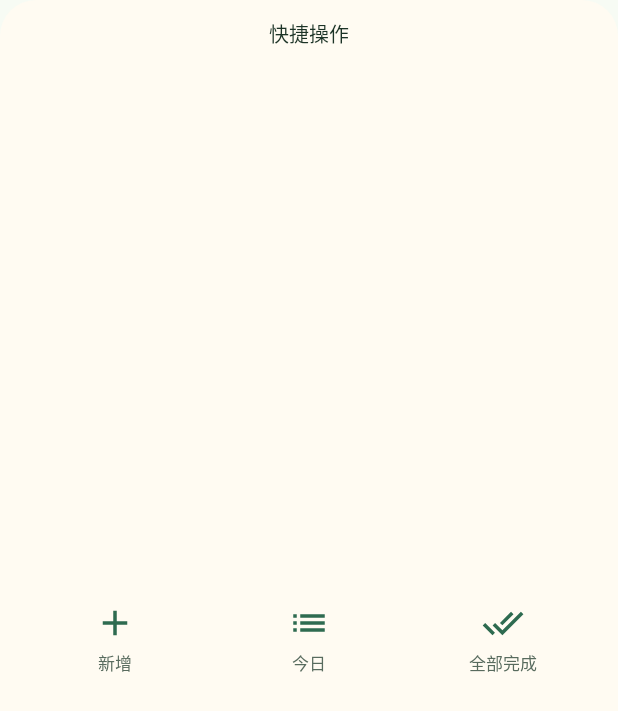
After one commit to dj129-CN/my-application, an Android app: the layout todo_quick_widget.xml on its own in the app's theme, with its tools: preview values and no code run, on a phone screen of 412 x 824 dp. The commit adds this screen. Shown: the top 711 px of the screen. Run offline under Robolectric (Android 15) with nearby library versions, the phone set to English and light mode, and no system bars.

Commit message:
feat: add 2x2 quick-action todo widget
Three buttons: quick-add (deep link to editor), today list (deep link to list), mark-all-complete (broadcast to batch-update DB). Reuses WidgetRefreshManager, ThemePreferences day/night palette, TodoDeepLinks, and bg_widget drawables. Registered in NoteFlowApp and Manifest. Lint clean.

```diff
--- a/app/src/main/java/com/example/noteflow/AppContainer.kt
+++ b/app/src/main/java/com/example/noteflow/AppContainer.kt
@@ -8,6 +8,7 @@ import com.example.noteflow.repository.NoteRepository
 import com.example.noteflow.repository.TodoRepository
 import com.example.noteflow.widget.CompanionBridge
 import com.example.noteflow.widget.NoteWidgetUpdater
+import com.example.noteflow.widget.TodoQuickWidgetUpdater
 import com.example.noteflow.widget.TodoWidgetUpdater
 import com.example.noteflow.widget.WidgetDataChangeReceiver
 
@@ -35,6 +36,7 @@ class AppContainer(context: Context) {
     val todoRepository: TodoRepository by lazy {
         TodoRepository(database.todoDao(), onDataChanged = {
             TodoWidgetUpdater.requestUpdate(appContext)
+            TodoQuickWidgetUpdater.requestUpdate(appContext)
             WidgetDataChangeReceiver.notifyDataChanged(appContext)
         })
     }
--- a/app/src/main/java/com/example/noteflow/NoteFlowApp.kt
+++ b/app/src/main/java/com/example/noteflow/NoteFlowApp.kt
@@ -7,6 +7,8 @@ import com.example.noteflow.data.work.WidgetRefreshScheduler
 import com.example.noteflow.util.ThemePreferences
 import com.example.noteflow.widget.NoteWidgetProvider
 import com.example.noteflow.widget.NoteWidgetUpdater
+import com.example.noteflow.widget.TodoQuickWidgetProvider
+import com.example.noteflow.widget.TodoQuickWidgetUpdater
 import com.example.noteflow.widget.TodoWidgetProvider
 import com.example.noteflow.widget.TodoWidgetUpdater
 import com.example.noteflow.widget.WidgetRefreshManager
@@ -43,6 +45,9 @@ class NoteFlowApp : Application() {
             WidgetRefreshManager.register(TodoWidgetProvider::class.java) { ctx ->
                 TodoWidgetUpdater.updateAll(ctx)
             }
+            WidgetRefreshManager.register(TodoQuickWidgetProvider::class.java) { ctx ->
+                TodoQuickWidgetUpdater.updateAll(ctx)
+            }
 
             // Schedule periodic 30-minute refresh for all registered widgets.
             WidgetRefreshScheduler.schedule(this)
@@ -50,6 +55,7 @@ class NoteFlowApp : Application() {
             // Initial render.
             NoteWidgetUpdater.requestUpdate(this)
             TodoWidgetUpdater.requestUpdate(this)
+            TodoQuickWidgetUpdater.requestUpdate(this)
         }
     }
 
--- /dev/null
+++ b/app/src/main/res/drawable/ic_todo_quick_add.xml
@@ -0,0 +1,9 @@
+<vector xmlns:android="http://schemas.android.com/apk/res/android"
+    android:width="24dp"
+    android:height="24dp"
+    android:viewportWidth="24"
+    android:viewportHeight="24">
+    <path
+        android:fillColor="#2E6B50"
+        android:pathData="M19,13h-6v6h-2v-6H5v-2h6V5h2v6h6v2z" />
+</vector>
--- /dev/null
+++ b/app/src/main/res/drawable/ic_todo_quick_complete.xml
@@ -0,0 +1,9 @@
+<vector xmlns:android="http://schemas.android.com/apk/res/android"
+    android:width="24dp"
+    android:height="24dp"
+    android:viewportWidth="24"
+    android:viewportHeight="24">
+    <path
+        android:fillColor="#2E6B50"
+        android:pathData="M18,7l-1.41,-1.41 -6.34,6.34 1.41,1.41L18,7zM22.24,5.59L11.66,16.17 7.48,12l-1.41,1.41L11.66,19l12,-12 -1.42,-1.41zM0.41,13.41L6,19l1.41,-1.41L1.83,12 0.41,13.41z" />
+</vector>
--- /dev/null
+++ b/app/src/main/res/drawable/ic_todo_quick_list.xml
@@ -0,0 +1,9 @@
+<vector xmlns:android="http://schemas.android.com/apk/res/android"
+    android:width="24dp"
+    android:height="24dp"
+    android:viewportWidth="24"
+    android:viewportHeight="24">
+    <path
+        android:fillColor="#2E6B50"
+        android:pathData="M3,13h2v-2H3v2zM3,17h2v-2H3v2zM3,9h2V7H3v2zM7,13h14v-2H7v2zM7,17h14v-2H7v2zM7,7v2h14V7H7z" />
+</vector>
--- /dev/null
+++ b/app/src/main/res/layout/todo_quick_widget.xml
@@ -0,0 +1,115 @@
+<?xml version="1.0" encoding="utf-8"?>
+<LinearLayout xmlns:android="http://schemas.android.com/apk/res/android"
+    xmlns:tools="http://schemas.android.com/tools"
+    android:id="@+id/quickWidgetRoot"
+    android:layout_width="match_parent"
+    android:layout_height="match_parent"
+    android:background="@drawable/bg_widget_light"
+    android:gravity="center"
+    android:orientation="vertical"
+    android:padding="12dp">
+
+    <TextView
+        android:id="@+id/quickWidgetTitle"
+        android:layout_width="wrap_content"
+        android:layout_height="wrap_content"
+        android:fontFamily="sans-serif-medium"
+        android:text="@string/todo_quick_widget_title"
+        android:textColor="@color/widget_light_text_primary"
+        android:textSize="13sp" />
+
+    <!--
+        Nested weights and compound-drawable warnings are suppressed: RemoteViews
+        requires separate ImageView + TextView for dynamic icon theming, and the
+        2x2 widget is simple enough that the performance impact is negligible.
+    -->
+    <LinearLayout
+        android:layout_width="match_parent"
+        android:layout_height="0dp"
+        android:layout_marginTop="8dp"
+        android:layout_weight="1"
+        android:baselineAligned="false"
+        android:gravity="center"
+        android:orientation="horizontal"
+        tools:ignore="DisableBaselineAlignment">
+
+        <LinearLayout
+            android:id="@+id/quickBtnAdd"
+            android:layout_width="0dp"
+            android:layout_height="match_parent"
+            android:layout_weight="1"
+            android:gravity="center"
+            android:orientation="vertical"
+            tools:ignore="NestedWeights,UseCompoundDrawables">
+
+            <ImageView
+                android:id="@+id/quickIconAdd"
+                android:layout_width="28dp"
+                android:layout_height="28dp"
+                android:contentDescription="@string/todo_quick_add"
+                android:src="@drawable/ic_todo_quick_add" />
+
+            <TextView
+                android:id="@+id/quickLabelAdd"
+                android:layout_width="wrap_content"
+                android:layout_height="wrap_content"
+                android:layout_marginTop="4dp"
+                android:text="@string/todo_quick_add"
+                android:textColor="@color/widget_light_text_secondary"
+                android:textSize="11sp" />
+        </LinearLayout>
+
+        <LinearLayout
+            android:id="@+id/quickBtnList"
+            android:layout_width="0dp"
+            android:layout_height="match_parent"
+            android:layout_weight="1"
+            android:gravity="center"
+            android:orientation="vertical"
+            tools:ignore="NestedWeights,UseCompoundDrawables">
+
+            <ImageView
+                android:id="@+id/quickIconList"
+                android:layout_width="28dp"
+                android:layout_height="28dp"
+                android:contentDescription="@string/todo_quick_list"
+                android:src="@drawable/ic_todo_quick_list" />
+
+            <TextView
+                android:id="@+id/quickLabelList"
+                android:layout_width="wrap_content"
+                android:layout_height="wrap_content"
+                android:layout_marginTop="4dp"
+                android:text="@string/todo_quick_list"
+                android:textColor="@color/widget_light_text_secondary"
+                android:textSize="11sp" />
+        </LinearLayout>
+
+        <LinearLayout
+            android:id="@+id/quickBtnComplete"
+            android:layout_width="0dp"
+            android:layout_height="match_parent"
+            android:layout_weight="1"
+            android:gravity="center"
+            android:orientation="vertical"
+            tools:ignore="NestedWeights,UseCompoundDrawables">
+
+            <ImageView
+                android:id="@+id/quickIconComplete"
+                android:layout_width="28dp"
+                android:layout_height="28dp"
+                android:contentDescription="@string/todo_quick_complete_all"
+                android:src="@drawable/ic_todo_quick_complete" />
+
+            <TextView
+                android:id="@+id/quickLabelComplete"
+                android:layout_width="wrap_content"
+                android:layout_height="wrap_content"
+                android:layout_marginTop="4dp"
+                android:text="@string/todo_quick_complete_all"
+                android:textColor="@color/widget_light_text_secondary"
+                android:textSize="11sp" />
+        </LinearLayout>
+    </LinearLayout>
+
+</LinearLayout>
--- a/app/src/main/res/values/strings.xml
+++ b/app/src/main/res/values/strings.xml
@@ -120,4 +120,11 @@
     <string name="todo_widget_category_incomplete">未完成</string>
     <string name="todo_widget_config_save">保存</string>
     <string name="todo_widget_config_cancel">取消</string>
+
+    <string name="todo_quick_widget_name">拾光待办 · 快捷操作</string>
+    <string name="todo_quick_widget_description">快速新增、查看今日待办、一键全部完成</string>
+    <string name="todo_quick_widget_title">快捷操作</string>
+    <string name="todo_quick_add">新增</string>
+    <string name="todo_quick_list">今日</string>
+    <string name="todo_quick_complete_all">全部完成</string>
 </resources>
```
Also changed, not shown: app/src/main/AndroidManifest.xml (+13 -0 lines), app/src/main/java/com/example/noteflow/widget/TodoQuickWidgetProvider.kt (added, +69 -0 lines), app/src/main/java/com/example/noteflow/widget/TodoQuickWidgetUpdater.kt (added, +165 -0 lines), app/src/main/res/drawable/ic_todo_quick_add_dark.xml (added, +9 -0 lines), app/src/main/res/drawable/ic_todo_quick_complete_dark.xml (added, +9 -0 lines), app/src/main/res/drawable/ic_todo_quick_list_dark.xml (added, +9 -0 lines), app/src/main/res/xml/todo_quick_widget_info.xml (added, +14 -0 lines).
